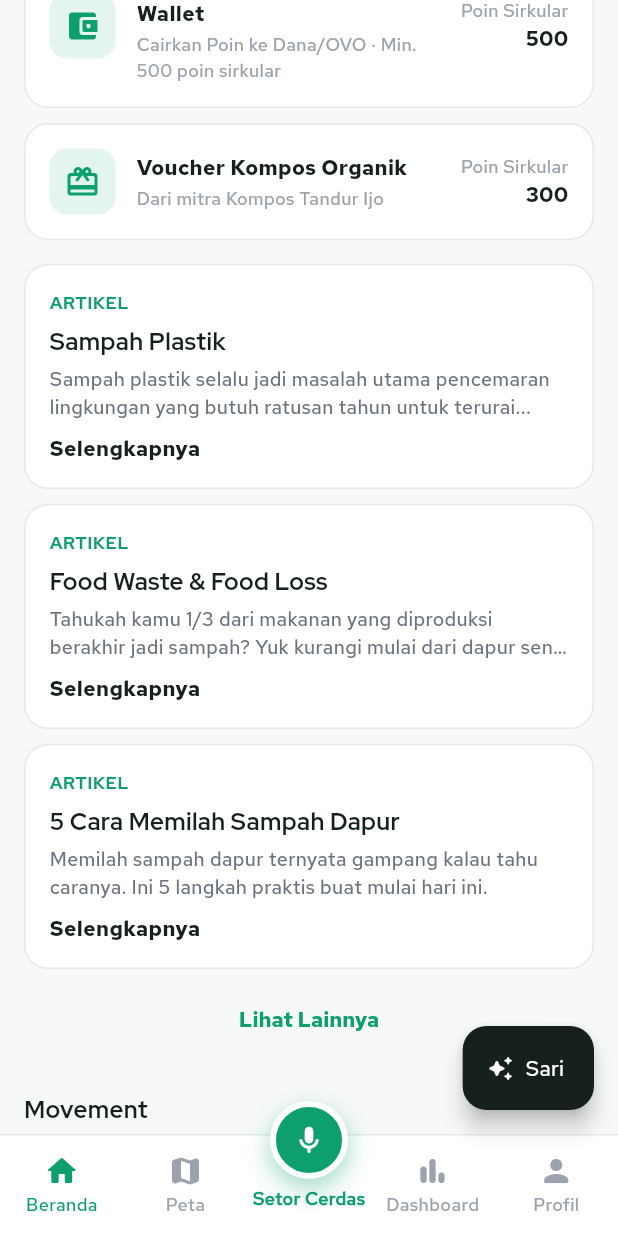
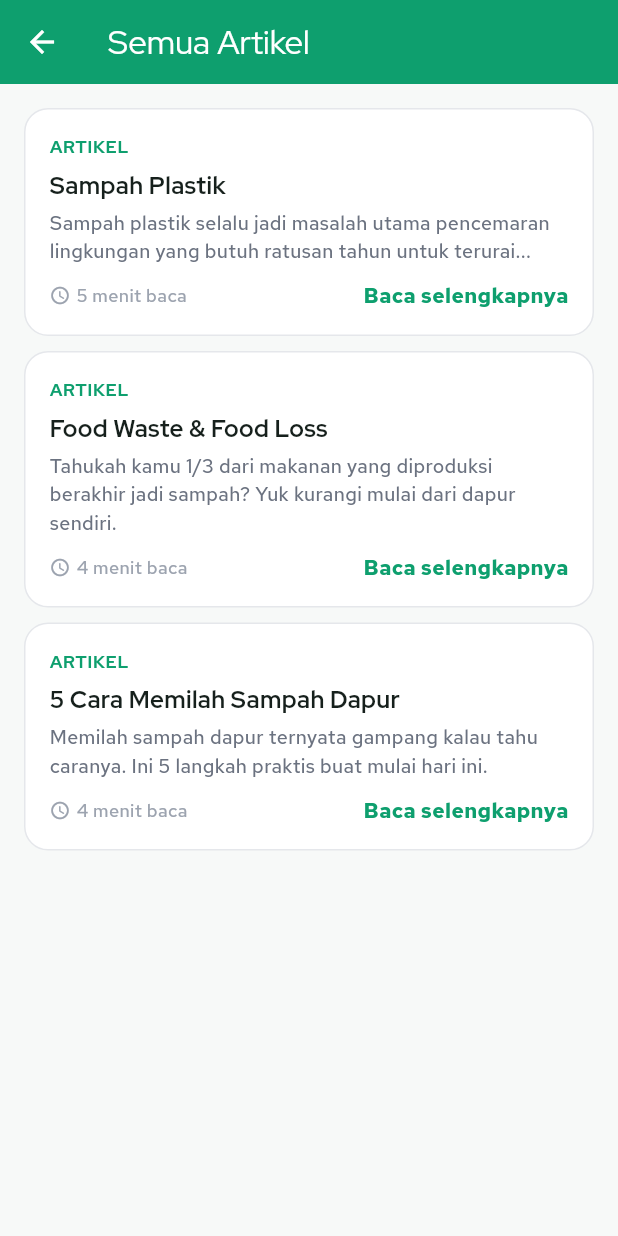
Before and after one commit to maliefrasyahermawan-del/sisapedia, a Flutter app: the BerandaScreen screen opened by its route, scrolled down 576 dp, after a tap on "Lihat Lainnya", on a phone screen of 412 x 824 dp. Run offline on Flutter 3.47's test engine with Material 3 defaults, Android fonts, the phone set to English and light mode, and no system bars; our stand-ins replace fl_chart, flutter_map, flutter_riverpod, go_router, image_picker, latlong2 and 4 more; accounts and stored records are empty.

Commit message:
fix(articles): resolve F-01 working article list

```diff
--- a/lib/core/router/app_router.dart
+++ b/lib/core/router/app_router.dart
@@ -4,6 +4,7 @@ import 'package:go_router/go_router.dart';
 
 import '../../data/models/submission_model.dart';
 import '../../features/articles/article_detail_screen.dart';
+import '../../features/articles/article_list_screen.dart';
 import '../../features/auth/login_screen.dart';
 import '../../features/auth/register_screen.dart';
 import '../../features/dashboard/dashboard_screen.dart';
@@ -137,6 +138,11 @@ final routerProvider = Provider<GoRouter>((ref) {
         builder: (context, state) => const SariChatScreen(),
       ),
       GoRoute(
+        path: '/artikel',
+        parentNavigatorKey: _rootNavigatorKey,
+        builder: (context, state) => const ArticleListScreen(),
+      ),
+      GoRoute(
         path: '/artikel/:id',
         parentNavigatorKey: _rootNavigatorKey,
         builder: (context, state) {
--- /dev/null
+++ b/lib/features/articles/article_list_screen.dart
@@ -0,0 +1,96 @@
+import 'package:flutter/material.dart';
+import 'package:flutter_riverpod/flutter_riverpod.dart';
+import 'package:go_router/go_router.dart';
+
+import '../../core/providers/data_providers.dart';
+import '../../core/theme/app_colors.dart';
+import '../../core/theme/app_text_styles.dart';
+import '../../shared/widgets/app_card.dart';
+
+class ArticleListScreen extends ConsumerWidget {
+  const ArticleListScreen({super.key});
+
+  @override
+  Widget build(BuildContext context, WidgetRef ref) {
+    final articlesAsync = ref.watch(articlesProvider);
+
+    return Scaffold(
+      backgroundColor: AppColors.background,
+      appBar: AppBar(title: const Text('Semua Artikel')),
+      body: articlesAsync.when(
+        data: (articles) {
+          if (articles.isEmpty) {
+            return Center(
+              child: Text(
+                'Belum ada artikel tersedia.',
+                style: AppTextStyles.captionMuted,
+              ),
+            );
+          }
+          return ListView.separated(
+            padding: const EdgeInsets.all(16),
+            itemCount: articles.length,
+            separatorBuilder: (_, _) => const SizedBox(height: 10),
+            itemBuilder: (context, index) {
+              final article = articles[index];
+              return AppCard(
+                onTap: () => context.push('/artikel/${article.id}'),
+                child: Column(
+                  crossAxisAlignment: CrossAxisAlignment.start,
+                  children: [
+                    Text(
+                      'ARTIKEL',
+                      style: AppTextStyles.caption.copyWith(
+                        color: AppColors.primary,
+                      ),
+                    ),
+                    const SizedBox(height: 6),
+                    Text(article.title, style: AppTextStyles.h3),
+                    const SizedBox(height: 4),
+                    Text(
+                      article.summary,
+                      maxLines: 3,
+                      overflow: TextOverflow.ellipsis,
+                      style: AppTextStyles.bodySmall.copyWith(
+                        color: AppColors.textSecondary,
+                      ),
+                    ),
+                    const SizedBox(height: 10),
+                    Row(
+                      children: [
+                        const Icon(
+                          Icons.schedule_rounded,
+                          size: 14,
+                          color: AppColors.textMuted,
+                        ),
+                        const SizedBox(width: 4),
+                        Text(
+                          '${article.readTimeMinutes} menit baca',
+                          style: AppTextStyles.captionMuted,
+                        ),
+                        const Spacer(),
+                        Text(
+                          'Baca selengkapnya',
+                          style: AppTextStyles.bodyBold.copyWith(
+                            color: AppColors.primary,
+                          ),
+                        ),
+                      ],
+                    ),
+                  ],
+                ),
+              );
+            },
+          );
+        },
+        loading: () => const Center(child: CircularProgressIndicator()),
+        error: (_, _) => Center(
+          child: Text(
+            'Gagal memuat artikel.',
+            style: AppTextStyles.captionMuted,
+          ),
+        ),
+      ),
+    );
+  }
+}
--- a/lib/features/home/widgets/redeem_article_section.dart
+++ b/lib/features/home/widgets/redeem_article_section.dart
@@ -65,7 +65,7 @@ class RedeemArticleSection extends ConsumerWidget {
         ),
         Center(
           child: TextButton(
-            onPressed: () {},
+            onPressed: () => context.push('/artikel'),
             child: const Text('Lihat Lainnya'),
           ),
         ),
```
Also changed, not shown: 1 other file.
